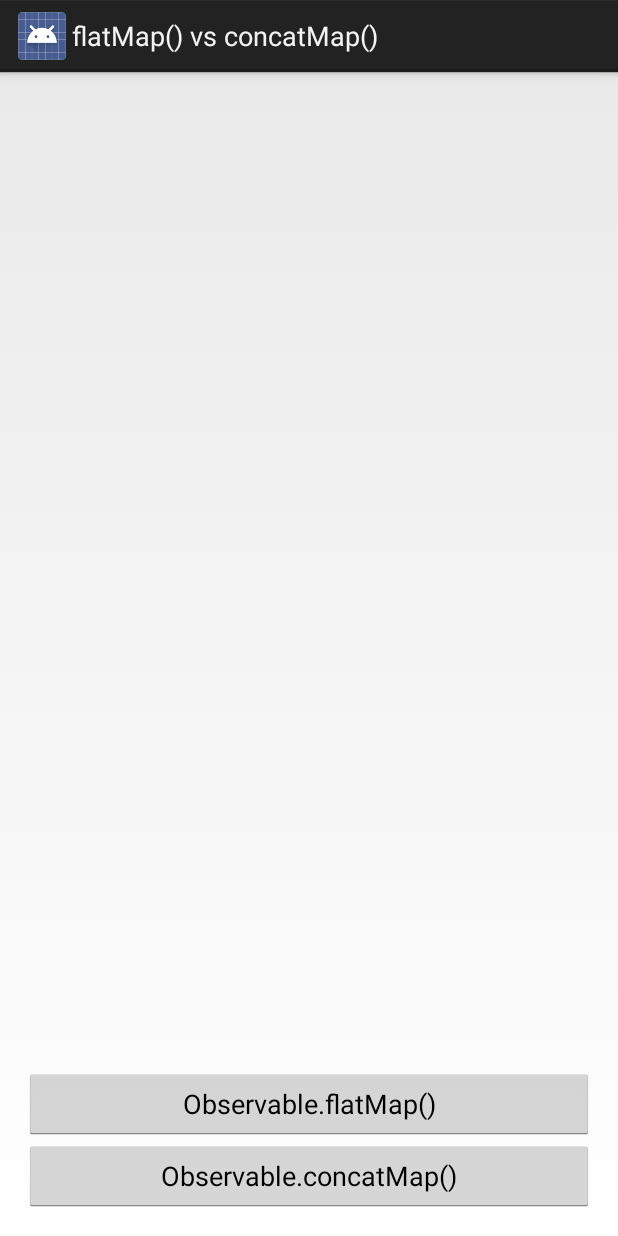
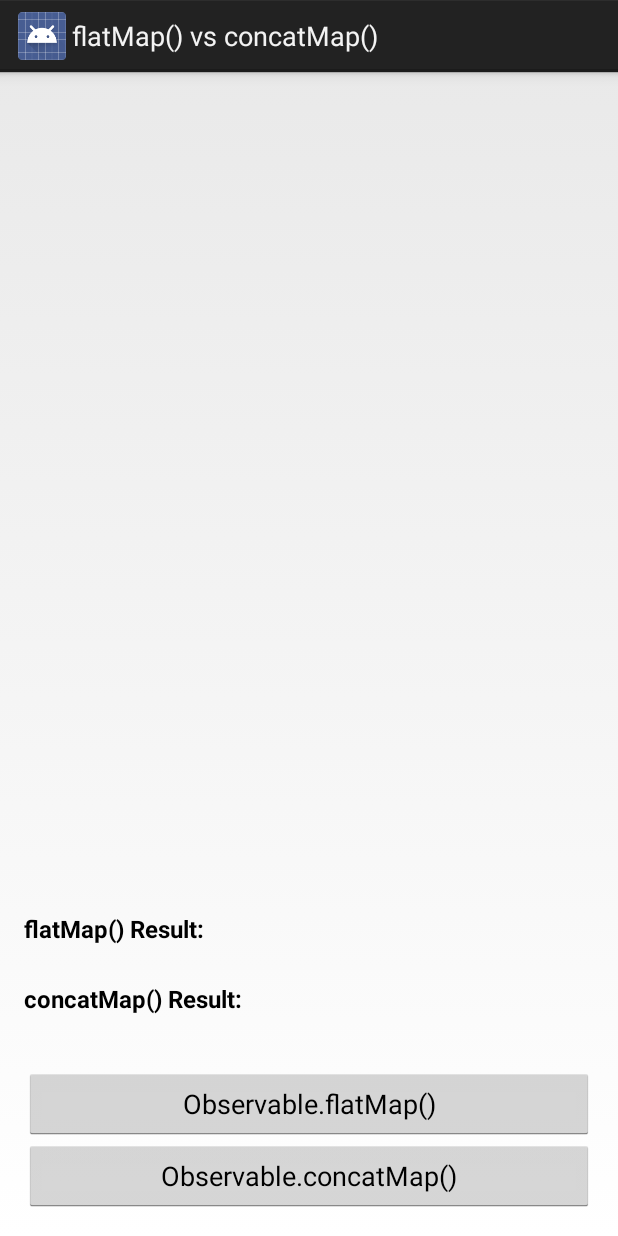
Before and after one commit to android10/Android-ReactiveProgramming, an Android app: the SampleActivityObservableTransfor screen opened directly, with no data from a screen before it, on a phone screen of 412 x 824 dp. Run offline under Robolectric (Android 15) with nearby library versions, the phone set to English and light mode, and no system bars; our stand-ins replace ButterKnife; libraries missing offline, so code that uses them is left out: rx.android.schedulers, rx.functions, rx.schedulers, rx.subscriptions; 1 statement that could not run was skipped.

Commit message:
Add styles and views to display results.

```diff
--- a/app/src/main/res/layout/activity_sample_observervable_transform.xml
+++ b/app/src/main/res/layout/activity_sample_observervable_transform.xml
@@ -9,14 +9,8 @@
     tools:context=".SampleActivityObservableTransfor"
     >
 
-  <LinearLayout
-      android:layout_width="wrap_content"
-      android:layout_height="wrap_content"
-      android:layout_alignParentBottom="true"
-      >
-  </LinearLayout>
-
   <RelativeLayout
+      android:id="@+id/rl_buttonsHolder"
       android:layout_width="wrap_content"
       android:layout_height="wrap_content"
       android:layout_alignParentBottom="true"
@@ -39,4 +33,33 @@
         />
   </RelativeLayout>
 
+  <LinearLayout
+      android:layout_width="wrap_content"
+      android:layout_height="wrap_content"
+      android:orientation="vertical"
+      android:layout_above="@id/rl_buttonsHolder"
+      >
+
+    <TextView
+        style="@style/AppTheme.TextViewTitle"
+        android:text="@string/tv_label_flatMap_result"
+        />
+    <TextView
+        android:id="@+id/tv_flatMapResult"
+        android:layout_width="match_parent"
+        android:layout_height="wrap_content"
+        />
+
+    <TextView
+        style="@style/AppTheme.TextViewTitle"
+        android:text="@string/tv_label_concatMap_result"
+        />
+    <TextView
+        android:id="@+id/tv_concatMapResult"
+        android:layout_width="match_parent"
+        android:layout_height="wrap_content"
+        />
+
+  </LinearLayout>
+
 </RelativeLayout>
--- a/app/src/main/res/values/strings.xml
+++ b/app/src/main/res/values/strings.xml
@@ -14,6 +14,9 @@
   <string name="btn_text_concat_map">Observable.concatMap()</string>
   <string name="btn_text_add_element">Add Element</string>
 
+  <string name="tv_label_flatMap_result">flatMap() Result:</string>
+  <string name="tv_label_concatMap_result">concatMap() Result:</string>
+
   <string name="string_content_description">Non accessible view</string>
 
 </resources>
--- a/app/src/main/res/values/styles.xml
+++ b/app/src/main/res/values/styles.xml
@@ -4,4 +4,11 @@
       parent="android:Theme.Holo.Light.DarkActionBar">
   </style>
 
+  <style name="AppTheme.TextViewTitle">
+    <item name="android:layout_width">match_parent</item>
+    <item name="android:layout_height">wrap_content</item>
+    <item name="android:layout_marginTop">@dimen/header_margin</item>
+    <item name="android:textStyle">bold</item>
+  </style>
+
 </resources>
```
